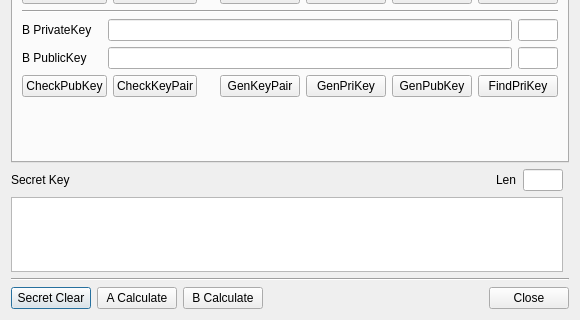
Qt form BerEditor/key_agree_dlg.ui (jykim74/BerEditor) before a commit; both pictures show x 0 to 580 and y 157 to 477 of the 580 by 477 pixel window.
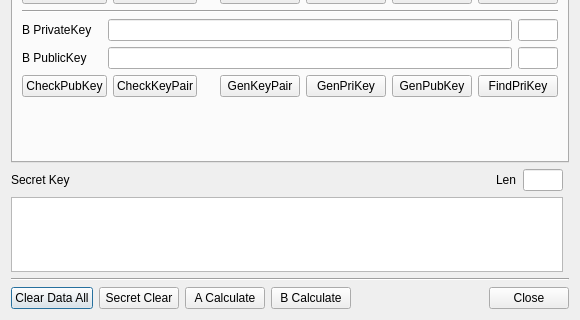
The same form after that commit.

Commit message: 키 동의 메뉴에서 전체 데이타 지우기 버튼 추가

Diff of the .ui file:
```diff
--- a/BerEditor/key_agree_dlg.ui
+++ b/BerEditor/key_agree_dlg.ui
@@ -92,6 +92,13 @@
    </item>
    <item row="5" column="0" colspan="2">
     <layout class="QHBoxLayout" name="horizontalLayout">
+     <item>
+      <widget class="QPushButton" name="mClearDataAllBtn">
+       <property name="text">
+        <string>Clear Data All</string>
+       </property>
+      </widget>
+     </item>
      <item>
       <widget class="QPushButton" name="mSecretClearBtn">
        <property name="text">
```
Left out of the diff: 1 changed line with no effect on the pictures. The commit also changes 4 other files.
